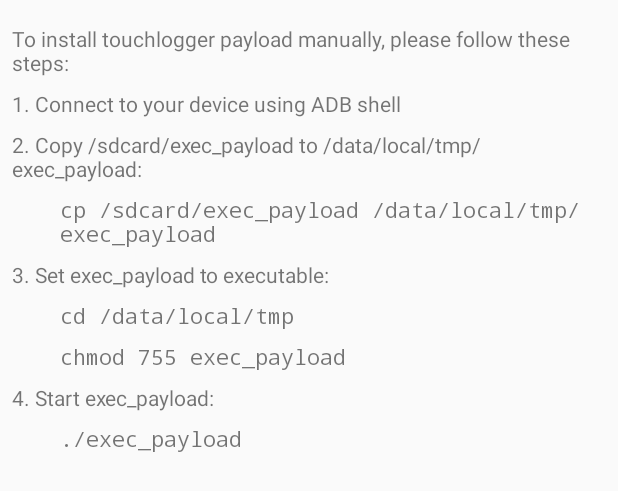
After one commit to BOOtak/touchlogger-android-client, an Android app: the layout dialog_manual_payload_installation.xml on its own in the app's theme, with its tools: preview values and no code run, on a phone screen of 412 x 824 dp. The commit adds this screen. Shown: the top 491 px of the screen. Run offline under Robolectric (Android 15) with nearby library versions, the phone set to English and light mode, and no system bars.

Commit message:
Add manual instaqllation instructions.

```diff
--- a/app/build.gradle
+++ b/app/build.gradle
@@ -49,6 +49,7 @@ dependencies {
     })
     implementation 'com.evernote:android-job:1.2.5'
     implementation 'com.android.support:appcompat-v7:26.1.0'
+    implementation 'eu.chainfire:libsuperuser:1.0.0.+'
     implementation group: 'com.fasterxml.jackson.core', name: 'jackson-databind', version: '2.9.1'
     implementation 'org.greenrobot:eventbus:3.0.0'
     testImplementation 'junit:junit:4.12'
--- /dev/null
+++ b/app/src/main/res/layout/dialog_manual_payload_installation.xml
@@ -0,0 +1,75 @@
+<?xml version="1.0" encoding="utf-8"?>
+<LinearLayout xmlns:android="http://schemas.android.com/apk/res/android"
+              xmlns:app="http://schemas.android.com/apk/res-auto"
+              android:layout_width="match_parent"
+              android:layout_height="match_parent"
+              android:orientation="vertical"
+              android:padding="8dp">
+
+    <TextView
+        android:layout_width="match_parent"
+        android:layout_height="wrap_content"
+        android:layout_marginTop="8dp"
+        android:text="@string/manual_1"/>
+
+    <TextView
+        android:layout_width="match_parent"
+        android:layout_height="wrap_content"
+        android:layout_marginTop="8dp"
+        android:text="@string/manual_2"/>
+
+    <TextView
+        android:layout_width="match_parent"
+        android:layout_height="wrap_content"
+        android:layout_marginTop="8dp"
+        android:text="@string/manual_3"/>
+
+    <TextView
+        android:layout_width="match_parent"
+        android:layout_height="wrap_content"
+        android:layout_marginLeft="32dp"
+        android:layout_marginStart="32dp"
+        android:layout_marginTop="8dp"
+        android:text="@string/manual_3_1"
+        app:fontFamily="monospace"/>
+
+    <TextView
+        android:layout_width="match_parent"
+        android:layout_height="wrap_content"
+        android:layout_marginTop="8dp"
+        android:text="@string/manual_4"/>
+
+    <TextView
+        android:layout_width="match_parent"
+        android:layout_height="wrap_content"
+        android:layout_marginLeft="32dp"
+        android:layout_marginStart="32dp"
+        android:layout_marginTop="8dp"
+        android:text="@string/manual_5"
+        app:fontFamily="monospace"/>
+
+    <TextView
+        android:layout_width="match_parent"
+        android:layout_height="wrap_content"
+        android:layout_marginLeft="32dp"
+        android:layout_marginStart="32dp"
+        android:layout_marginTop="8dp"
+        android:text="@string/manual_5_1"
+        app:fontFamily="monospace"/>
+
+    <TextView
+        android:layout_width="match_parent"
+        android:layout_height="wrap_content"
+        android:layout_marginTop="8dp"
+        android:text="@string/manual_6"/>
+
+    <TextView
+        android:layout_width="match_parent"
+        android:layout_height="wrap_content"
+        android:layout_marginLeft="32dp"
+        android:layout_marginStart="32dp"
+        android:layout_marginTop="8dp"
+        android:text="@string/manual_7"
+        app:fontFamily="monospace"/>
+
+</LinearLayout>
--- a/app/src/main/res/values/strings.xml
+++ b/app/src/main/res/values/strings.xml
@@ -20,4 +20,16 @@
     <string name="action_resume">Resume</string>
     <string name="channel_name">Touch Logger</string>
     <string name="channel_description">Service collecting touch events system-wide</string>
+    <string name="science">And the science gets done</string>
+    <string name="payload_installed">Payload is installed successfully!</string>
+    <string name="payload_install_error">Touchlogger was unable to complete payload installation!</string>
+    <string name="manual_1">To install touchlogger payload manually, please follow these steps:</string>
+    <string name="manual_2">1. Connect to your device using ADB shell</string>
+    <string name="manual_3">2. Copy /sdcard/exec_payload to /data/local/tmp/exec_payload:</string>
+    <string name="manual_4">3. Set exec_payload to executable:</string>
+    <string name="manual_3_1">cp /sdcard/exec_payload /data/local/tmp/exec_payload</string>
+    <string name="manual_5">cd /data/local/tmp</string>
+    <string name="manual_5_1">chmod 755 exec_payload</string>
+    <string name="manual_6">4. Start exec_payload:</string>
+    <string name="manual_7">./exec_payload</string>
 </resources>
```
Also changed, not shown: app/src/main/java/org/leyfer/thesis/touchlogger_dirty/activity/MainActivity.java (+96 -28 lines), app/src/main/java/org/leyfer/thesis/touchlogger_dirty/exception/ManualInstallationException.java (added, +13 -0 lines), app/src/main/java/org/leyfer/thesis/touchlogger_dirty/utils/file/FileUtils.java (+9 -0 lines).
